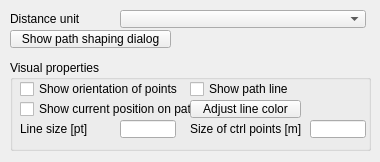
First picture: the form in ui/qdlgpaths.ui, repository CoppeliaRobotics/coppeliaSimLib, before the edit.
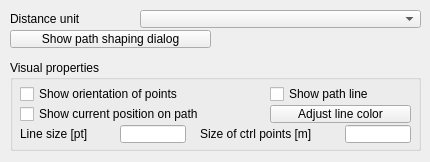
Second picture: the form after the edit.

```diff
--- a/ui/qdlgpaths.ui
+++ b/ui/qdlgpaths.ui
@@ -6,7 +6,7 @@
    <rect>
     <x>0</x>
     <y>0</y>
-    <width>380</width>
+    <width>430</width>
     <height>162</height>
    </rect>
   </property>
@@ -21,7 +21,7 @@
     <rect>
      <x>10</x>
      <y>60</y>
-     <width>361</width>
+     <width>411</width>
      <height>91</height>
     </rect>
    </property>
@@ -35,8 +35,8 @@
     <property name="geometry">
      <rect>
       <x>10</x>
-      <y>20</y>
-      <width>181</width>
+      <y>25</y>
+      <width>251</width>
       <height>18</height>
      </rect>
     </property>
@@ -50,9 +50,9 @@
    <widget class="QCheckBox" name="qqShowPathLine">
     <property name="geometry">
      <rect>
-      <x>180</x>
-      <y>20</y>
-      <width>161</width>
+      <x>260</x>
+      <y>25</y>
+      <width>151</width>
       <height>18</height>
      </rect>
     </property>
@@ -67,8 +67,8 @@
     <property name="geometry">
      <rect>
       <x>10</x>
-      <y>40</y>
-      <width>191</width>
+      <y>45</y>
+      <width>251</width>
       <height>18</height>
      </rect>
     </property>
@@ -83,7 +83,7 @@
     <property name="geometry">
      <rect>
       <x>10</x>
-      <y>60</y>
+      <y>65</y>
       <width>101</width>
       <height>18</height>
      </rect>
@@ -96,8 +96,8 @@
     <property name="geometry">
      <rect>
       <x>110</x>
-      <y>60</y>
-      <width>56</width>
+      <y>65</y>
+      <width>66</width>
       <height>18</height>
      </rect>
     </property>
@@ -105,9 +105,9 @@
    <widget class="QLabel" name="label_2">
     <property name="geometry">
      <rect>
-      <x>180</x>
-      <y>60</y>
-      <width>121</width>
+      <x>190</x>
+      <y>65</y>
+      <width>141</width>
       <height>18</height>
      </rect>
     </property>
@@ -118,9 +118,9 @@
    <widget class="QLineEdit" name="qqControlPointSize">
     <property name="geometry">
      <rect>
-      <x>300</x>
-      <y>60</y>
-      <width>56</width>
+      <x>335</x>
+      <y>65</y>
+      <width>66</width>
       <height>18</height>
      </rect>
     </property>
@@ -128,9 +128,9 @@
    <widget class="QToolButton" name="qqAdjustColor">
     <property name="geometry">
      <rect>
-      <x>180</x>
-      <y>40</y>
-      <width>111</width>
+      <x>260</x>
+      <y>45</y>
+      <width>141</width>
       <height>18</height>
      </rect>
     </property>
@@ -145,9 +145,9 @@
   <widget class="QComboBox" name="qqDistanceCombo">
    <property name="geometry">
     <rect>
-     <x>120</x>
+     <x>140</x>
      <y>10</y>
-     <width>246</width>
+     <width>281</width>
      <height>18</height>
     </rect>
    </property>
@@ -157,7 +157,7 @@
     <rect>
      <x>10</x>
      <y>10</y>
-     <width>111</width>
+     <width>131</width>
      <height>18</height>
     </rect>
    </property>
@@ -170,7 +170,7 @@
     <rect>
      <x>10</x>
      <y>30</y>
-     <width>161</width>
+     <width>201</width>
      <height>18</height>
     </rect>
    </property>
```
